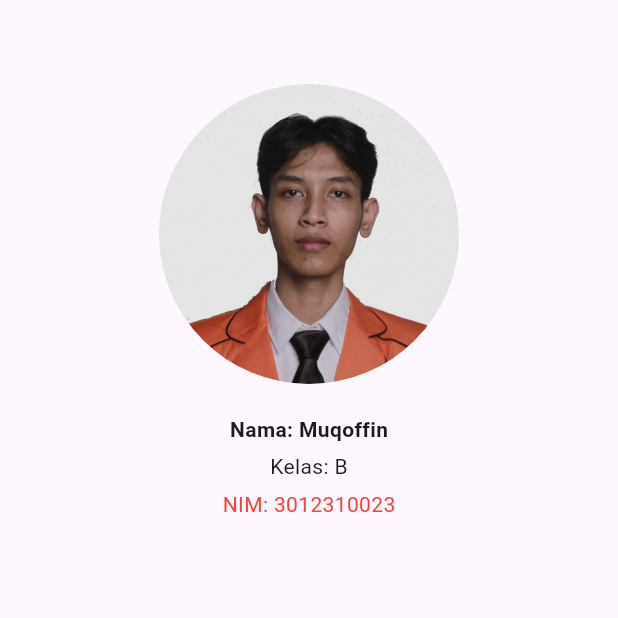
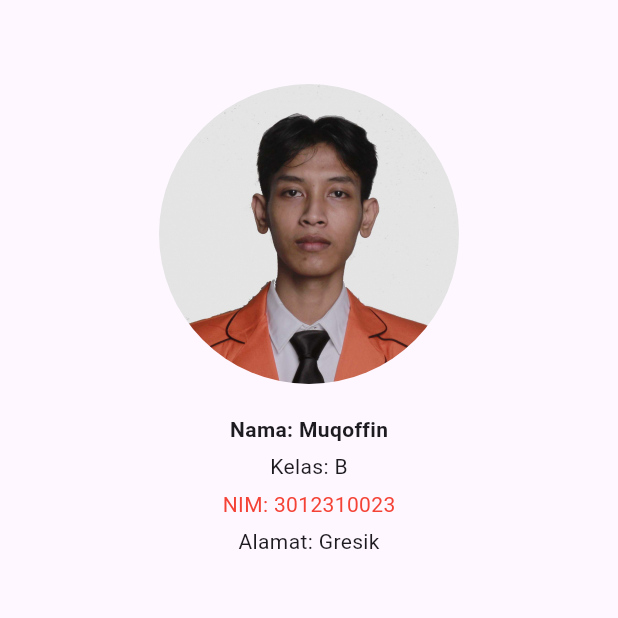
Before and after one commit to initheo/QuestSatu_0023, a Flutter app: the screen it shows after launch, on a phone screen of 412 x 824 dp, the top half of it. Run offline on Flutter 3.47's test engine with Material 3 defaults, Android fonts, the phone set to English and light mode, and no system bars.

Commit message:
feat: add address display to profile page

```diff
--- a/lib/main.dart
+++ b/lib/main.dart
@@ -62,6 +62,8 @@ class MyHomePage extends StatelessWidget {
             Text("Kelas: B"),
             SizedBox(height: 5),
             Text("NIM: 3012310023", style: TextStyle(color: Colors.red)),
+            SizedBox(height: 5),
+            Text("Alamat: Gresik"),
           ],
         ),
       ),
```
